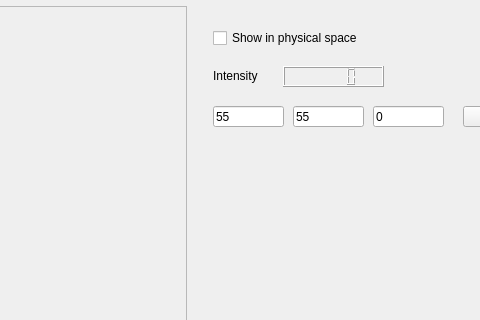
This is apps/isisViewer/forms/isisViewerMain.ui in isis-group/isis as Qt 5 draws it before an edit; both pictures show x 196 to 676 and y 405 to 725 of the 771 by 837 pixel window. The edited form follows.
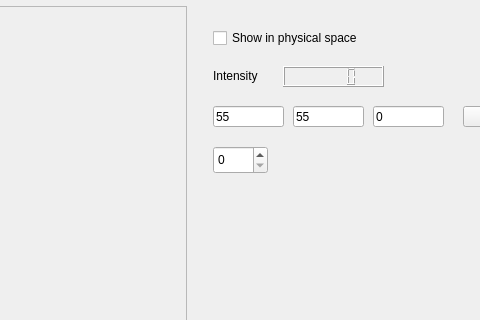
This is the edited form.

What changed in the file:
```diff
--- a/apps/isisViewer/forms/isisViewerMain.ui
+++ b/apps/isisViewer/forms/isisViewerMain.ui
@@ -138,6 +138,16 @@
         <string>GO!</string>
        </property>
       </widget>
+      <widget class="QSpinBox" name="timestepSpinBox">
+       <property name="geometry">
+        <rect>
+         <x>20</x>
+         <y>140</y>
+         <width>55</width>
+         <height>28</height>
+        </rect>
+       </property>
+      </widget>
      </widget>
     </item>
     <item row="0" column="0">
```
